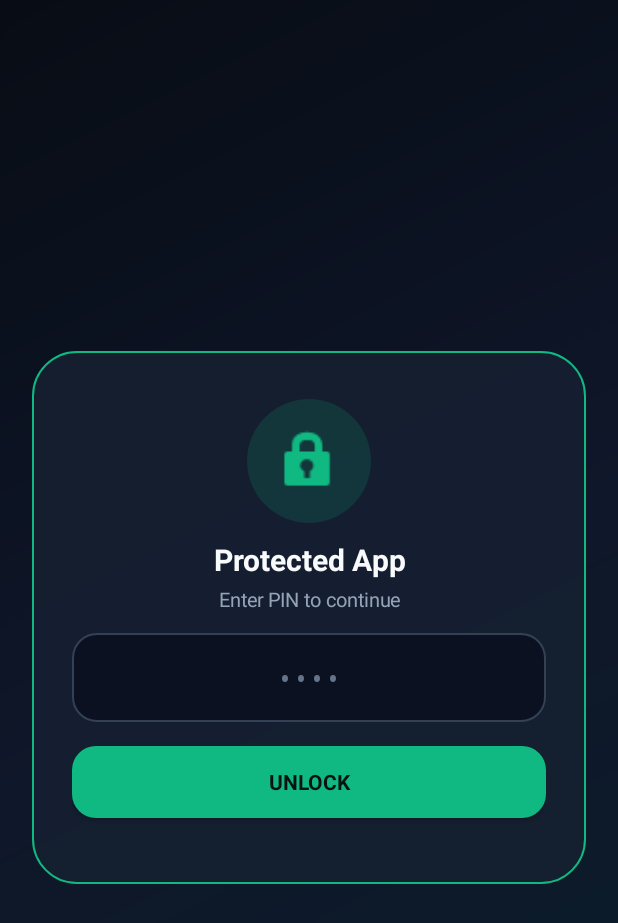
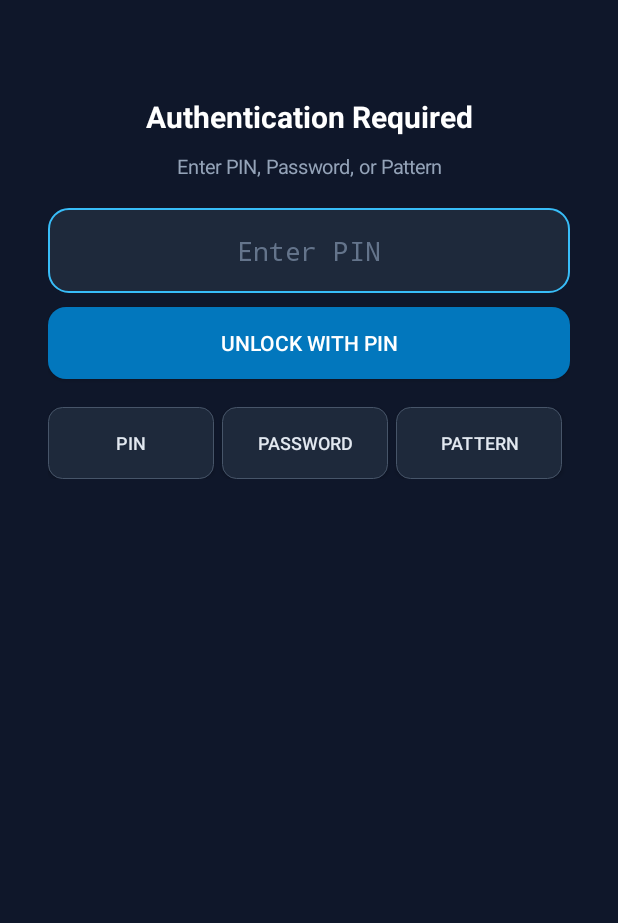
Before and after one commit to himanshusingh372/HSApplock, an Android app: the LockActivity screen opened directly, with no data from a screen before it, on a phone screen of 412 x 824 dp. Shown: the top 923 px of the screen. Run offline under Robolectric (Android 15) with nearby library versions, the phone set to English and light mode, and no system bars; 3 statements that could not run were skipped.

Commit message:
Update LockActivity.kt

```diff
--- a/app/src/main/java/com/local/offlinelocker/LockActivity.kt
+++ b/app/src/main/java/com/local/offlinelocker/LockActivity.kt
@@ -1,20 +1,15 @@
 package com.local.offlinelocker
 
-import android.app.AlertDialog
-import android.content.Intent
 import android.graphics.Color
-import android.graphics.RenderEffect
-import android.graphics.Shader
 import android.graphics.Typeface
 import android.graphics.drawable.GradientDrawable
-import android.os.Build
 import android.os.Bundle
 import android.text.InputType
 import android.view.Gravity
 import android.view.View
 import android.view.WindowManager
+import android.view.inputmethod.InputMethodManager
 import android.widget.*
-import androidx.activity.OnBackPressedCallback
 import androidx.biometric.BiometricManager
 import androidx.biometric.BiometricPrompt
 import androidx.core.content.ContextCompat
@@ -24,342 +19,287 @@ class LockActivity : FragmentActivity() {
 
     private lateinit var storage: LockStorage
     private var targetPackage: String = ""
-    private var crashDialog: AlertDialog? = null
-    private lateinit var activeAuthMode: LockStorage.AuthType
+
+    private lateinit var pinInput: EditText
+    private lateinit var passInput: EditText
+    private lateinit var patternView: PatternLockView
+    private lateinit var statusText: TextView
 
     override fun onCreate(savedInstanceState: Bundle?) {
         super.onCreate(savedInstanceState)
-
-        window.addFlags(WindowManager.LayoutParams.FLAG_LAYOUT_NO_LIMITS or WindowManager.LayoutParams.FLAG_SECURE)
-        if (Build.VERSION.SDK_INT >= Build.VERSION_CODES.S) {
-            window.addFlags(WindowManager.LayoutParams.FLAG_BLUR_BEHIND)
-            window.attributes.blurBehindRadius = 95
-        }
+        window.addFlags(WindowManager.LayoutParams.FLAG_SECURE)
+        window.setSoftInputMode(WindowManager.LayoutParams.SOFT_INPUT_STATE_VISIBLE)
 
         storage = LockStorage(this)
         targetPackage = intent.getStringExtra("TARGET_PACKAGE") ?: ""
-        activeAuthMode = storage.getDefaultAuthType()
 
-        onBackPressedDispatcher.addCallback(this, object : OnBackPressedCallback(true) {
-            override fun handleOnBackPressed() {
-                if (targetPackage == "DISABLE_ANTI_UNINSTALL") {
-                    setResult(RESULT_CANCELED)
-                    finish()
-                } else {
-                    goHome()
-                }
-            }
-        })
-
-        if (storage.getFakeCrashApps().contains(targetPackage)) {
-            showFakeCrashDialog()
-        } else {
-            showRealLockScreen()
-        }
+        val root = LinearLayout(this).apply {
+            orientation = LinearLayout.VERTICAL
+            gravity = Gravity.CENTER_HORIZONTAL
+            setBackgroundColor(Color.parseColor("#0F172A"))
+            setPadding(48, 96, 48, 64)
         }
 
-    private fun getTargetAppLabel(): String {
-        if (targetPackage.contains("packageinstaller")) return "Uninstall Protection"
-        if (targetPackage == "DISABLE_ANTI_UNINSTALL") return "Disable Uninstall Blocker"
-        return try {
-            val info = packageManager.getApplicationInfo(targetPackage, 0)
-            packageManager.getApplicationLabel(info).toString()
-        } catch (e: Exception) {
-            "Protected App"
+        val titleView = TextView(this).apply {
+            text = when (targetPackage) {
+                "SELF_APP_LOCK" -> "Unlock HS AppLock"
+                "DISABLE_ANTI_UNINSTALL" -> "Confirm Password to Disable Uninstall Blocker"
+                else -> "Authentication Required"
             }
+            textSize = 20.0f
+            typeface = Typeface.DEFAULT_BOLD
+            setTextColor(Color.WHITE)
+            gravity = Gravity.CENTER
+            setPadding(0, 0, 0, 16)
         }
 
-    private fun showFakeCrashDialog() {
-        val appLabel = getTargetAppLabel()
+        statusText = TextView(this).apply {
+            text = "Enter PIN, Password, or Pattern"
+            textSize = 13.0f
+            setTextColor(Color.parseColor("#94A3B8"))
+            gravity = Gravity.CENTER
+            setPadding(0, 0, 0, 28)
+        }
 
-        crashDialog = AlertDialog.Builder(this, android.R.style.Theme_DeviceDefault_Dialog_Alert)
-            .setTitle("$appLabel keeps stopping")
-            .setMessage("Close the app and try again.")
-            .setCancelable(false)
-            .setPositiveButton("App info") { _, _ -> goHome() }
-            .setNegativeButton("Close app") { _, _ -> goHome() }
-            .create()
-
-        crashDialog?.show()
-
-        crashDialog?.getButton(AlertDialog.BUTTON_POSITIVE)?.setOnLongClickListener {
-            crashDialog?.dismiss()
-            showRealLockScreen()
+        // Default numeric keypad for PIN
+        pinInput = EditText(this).apply {
+            hint = "Enter PIN"
+            textSize = 18.0f
+            gravity = Gravity.CENTER
+            setTextColor(Color.WHITE)
+            setHintTextColor(Color.parseColor("#64748B"))
+            inputType = InputType.TYPE_CLASS_NUMBER or InputType.TYPE_NUMBER_VARIATION_PASSWORD
+            background = GradientDrawable().apply {
+                setColor(Color.parseColor("#1E293B"))
+                cornerRadius = 20.0f
+                setStroke(2, Color.parseColor("#38BDF8"))
+            }
+            setPadding(28, 24, 28, 24)
+            layoutParams = LinearLayout.LayoutParams(
+                LinearLayout.LayoutParams.MATCH_PARENT,
+                LinearLayout.LayoutParams.WRAP_CONTENT
+            )
+            setOnEditorActionListener { _, _, _ ->
+                verifyPin(text.toString())
                 true
             }
         }
 
-    private fun showRealLockScreen() {
-        val rootFrame = FrameLayout(this).apply {
-            layoutParams = FrameLayout.LayoutParams(
-                FrameLayout.LayoutParams.MATCH_PARENT,
-                FrameLayout.LayoutParams.MATCH_PARENT
-            )
-        }
-
-        val blurBackdrop = View(this).apply {
-            layoutParams = FrameLayout.LayoutParams(
-                FrameLayout.LayoutParams.MATCH_PARENT,
-                FrameLayout.LayoutParams.MATCH_PARENT
-            )
-            background = GradientDrawable(
-                GradientDrawable.Orientation.TL_BR,
-                intArrayOf(
-                    Color.parseColor("#EB060B14"),
-                    Color.parseColor("#F00F172A"),
-                    Color.parseColor("#F5091E2C")
-                )
-            )
-            if (Build.VERSION.SDK_INT >= Build.VERSION_CODES.S) {
-                setRenderEffect(
-                    RenderEffect.createBlurEffect(55f, 55f, Shader.TileMode.CLAMP)
-                )
-            }
-        }
-
-        val card = LinearLayout(this).apply {
-            orientation = LinearLayout.VERTICAL
-            gravity = Gravity.CENTER_HORIZONTAL
-            setPadding(40, 48, 40, 48)
+        val unlockPinBtn = Button(this).apply {
+            text = "Unlock with PIN"
+            setTextColor(Color.WHITE)
             background = GradientDrawable().apply {
-                setColor(Color.parseColor("#D9162032"))
-                cornerRadius = 44f
-                setStroke(2, Color.parseColor("#10B981"))
-            }
-            layoutParams = FrameLayout.LayoutParams(
-                FrameLayout.LayoutParams.MATCH_PARENT,
-                FrameLayout.LayoutParams.WRAP_CONTENT,
-                Gravity.CENTER
-            ).apply {
-                setMargins(32, 40, 32, 40)
-            }
-        }
-
-        val lockIconView = ImageView(this).apply {
-            setImageResource(android.R.drawable.ic_lock_idle_lock)
-            setColorFilter(Color.parseColor("#10B981"))
-            background = GradientDrawable().apply {
-                shape = GradientDrawable.OVAL
-                setColor(Color.parseColor("#2610B981"))
-            }
-            setPadding(26, 26, 26, 26)
-            layoutParams = LinearLayout.LayoutParams(124, 124).apply {
-                bottomMargin = 16
-            }
-        }
-
-        val appTitle = TextView(this).apply {
-            text = getTargetAppLabel()
-            textSize = 20f
-            typeface = Typeface.DEFAULT_BOLD
-            setTextColor(Color.parseColor("#F8FAFC"))
-            gravity = Gravity.CENTER
-        }
-
-        val subtitle = TextView(this).apply {
-            text = if (activeAuthMode == LockStorage.AuthType.PATTERN) "Draw unlock pattern"
-            else "Enter ${activeAuthMode.name} to continue"
-            textSize = 13f
-            setTextColor(Color.parseColor("#94A3B8"))
-            gravity = Gravity.CENTER
-            setPadding(0, 6, 0, 20)
-        }
-
-        card.addView(lockIconView)
-        card.addView(appTitle)
-        card.addView(subtitle)
-
-        val configuredModes = storage.getConfiguredAuthTypes()
-        if (configuredModes.size > 1) {
-            val modeSwitchRow = LinearLayout(this).apply {
-                orientation = LinearLayout.HORIZONTAL
-                gravity = Gravity.CENTER
-                setPadding(0, 0, 0, 20)
-            }
-            for (mode in configuredModes) {
-                val chip = TextView(this).apply {
-                    text = mode.name
-                    textSize = 11f
-                    typeface = Typeface.DEFAULT_BOLD
-                    setPadding(24, 12, 24, 12)
-                    setTextColor(if (mode == activeAuthMode) Color.parseColor("#06130E") else Color.parseColor("#94A3B8"))
-                    background = GradientDrawable().apply {
-                        setColor(if (mode == activeAuthMode) Color.parseColor("#10B981") else Color.parseColor("#0B1120"))
-                        cornerRadius = 20f
-                    }
-                    layoutParams = LinearLayout.LayoutParams(
-                        LinearLayout.LayoutParams.WRAP_CONTENT,
-                        LinearLayout.LayoutParams.WRAP_CONTENT
-                    ).apply { setMargins(8, 0, 8, 0) }
-                    setOnClickListener {
-                        activeAuthMode = mode
-                        showRealLockScreen()
-                    }
-                }
-                modeSwitchRow.addView(chip)
-            }
-            card.addView(modeSwitchRow)
-        }
-
-        if (activeAuthMode == LockStorage.AuthType.PATTERN) {
-            val patternContainer = FrameLayout(this).apply {
-                layoutParams = LinearLayout.LayoutParams(
-                    LinearLayout.LayoutParams.MATCH_PARENT,
-                    LinearLayout.LayoutParams.WRAP_CONTENT
-                ).apply { bottomMargin = 20 }
-            }
-            val patternView = PatternLockView(this).apply {
-                hidePattern = storage.isPatternHidden
-                layoutParams = FrameLayout.LayoutParams(
-                    FrameLayout.LayoutParams.WRAP_CONTENT,
-                    FrameLayout.LayoutParams.WRAP_CONTENT,
-                    Gravity.CENTER
-                )
-                onPatternComplete = { drawnCode ->
-                    if (storage.verifyCredential(LockStorage.AuthType.PATTERN, drawnCode)) {
-                        onUnlocked()
-                    } else {
-                        shakeCard(card)
-                        Toast.makeText(this@LockActivity, "Incorrect Pattern", Toast.LENGTH_SHORT).show()
-                    }
-                }
-            }
-            patternContainer.addView(patternView)
-            card.addView(patternContainer)
-        } else {
-            val input = EditText(this).apply {
-                hint = if (activeAuthMode == LockStorage.AuthType.PIN) "••••" else "Enter Password"
-                setHintTextColor(Color.parseColor("#64748B"))
-                setTextColor(Color.parseColor("#F8FAFC"))
-                textSize = 18f
-                gravity = Gravity.CENTER
-                setPadding(32, 26, 32, 26)
-                background = GradientDrawable().apply {
-                    setColor(Color.parseColor("#0B1120"))
-                    cornerRadius = 24f
-                    setStroke(2, Color.parseColor("#334155"))
-                }
-                inputType = if (activeAuthMode == LockStorage.AuthType.PIN) {
-                    InputType.TYPE_CLASS_NUMBER or InputType.TYPE_NUMBER_VARIATION_PASSWORD
-                } else {
-                    InputType.TYPE_CLASS_TEXT or InputType.TYPE_TEXT_VARIATION_PASSWORD
+                setColor(Color.parseColor("#0277BD"))
+                cornerRadius = 18.0f
             }
             layoutParams = LinearLayout.LayoutParams(
                 LinearLayout.LayoutParams.MATCH_PARENT,
                 LinearLayout.LayoutParams.WRAP_CONTENT
-                ).apply {
-                    bottomMargin = 24
-                }
+            ).apply { topMargin = 14 }
+            setOnClickListener { verifyPin(pinInput.text.toString()) }
         }
 
-            val unlockBtn = Button(this).apply {
-                text = "Unlock"
-                setTextColor(Color.parseColor("#06130E"))
-                typeface = Typeface.DEFAULT_BOLD
+        // Password field
+        passInput = EditText(this).apply {
+            hint = "Enter Password"
+            textSize = 16.0f
+            setTextColor(Color.WHITE)
+            setHintTextColor(Color.parseColor("#64748B"))
+            inputType = InputType.TYPE_CLASS_TEXT or InputType.TYPE_TEXT_VARIATION_PASSWORD
             background = GradientDrawable().apply {
-                    setColor(Color.parseColor("#10B981"))
-                    cornerRadius = 24f
+                setColor(Color.parseColor("#1E293B"))
+                cornerRadius = 20.0f
+                setStroke(2, Color.parseColor("#475569"))
             }
+            setPadding(28, 22, 28, 22)
+            visibility = View.GONE
             layoutParams = LinearLayout.LayoutParams(
                 LinearLayout.LayoutParams.MATCH_PARENT,
                 LinearLayout.LayoutParams.WRAP_CONTENT
+            ).apply { topMargin = 20 }
+        }
+
+        val unlockPassBtn = Button(this).apply {
+            text = "Unlock with Password"
+            setTextColor(Color.WHITE)
+            background = GradientDrawable().apply {
+                setColor(Color.parseColor("#0277BD"))
+                cornerRadius = 18.0f
+            }
+            visibility = View.GONE
+            layoutParams = LinearLayout.LayoutParams(
+                LinearLayout.LayoutParams.MATCH_PARENT,
+                LinearLayout.LayoutParams.WRAP_CONTENT
+            ).apply { topMargin = 14 }
+            setOnClickListener { verifyPassword(passInput.text.toString()) }
+        }
+
+        // Pattern view
+        patternView = PatternLockView(this).apply {
+            compactMode = false
+            visibility = View.GONE
+            layoutParams = LinearLayout.LayoutParams(
+                LinearLayout.LayoutParams.WRAP_CONTENT,
+                LinearLayout.LayoutParams.WRAP_CONTENT
             ).apply {
-                    bottomMargin = 18
+                gravity = Gravity.CENTER_HORIZONTAL
+                topMargin = 24
             }
-                setOnClickListener {
-                    if (storage.verifyCredential(activeAuthMode, input.text.toString())) {
-                        onUnlocked()
+            onPatternComplete = { drawn ->
+                if (storage.verifyCredential(LockStorage.AuthType.PATTERN, drawn)) {
+                    onAuthSuccess()
                 } else {
-                        input.text.clear()
-                        shakeCard(card)
-                        Toast.makeText(this@LockActivity, "Wrong ${activeAuthMode.name}", Toast.LENGTH_SHORT).show()
+                    statusText.text = "Wrong pattern. Try again."
+                    statusText.setTextColor(Color.parseColor("#F87171"))
                 }
             }
         }
 
-            card.addView(input)
-            card.addView(unlockBtn)
+        // Mode switcher buttons
+        val modeRow = LinearLayout(this).apply {
+            orientation = LinearLayout.HORIZONTAL
+            gravity = Gravity.CENTER
+            layoutParams = LinearLayout.LayoutParams(
+                LinearLayout.LayoutParams.MATCH_PARENT,
+                LinearLayout.LayoutParams.WRAP_CONTENT
+            ).apply { topMargin = 28 }
         }
 
+        fun makeModeBtn(label: String, onClick: () -> Unit): Button {
+            return Button(this).apply {
+                text = label
+                textSize = 12.0f
+                setTextColor(Color.parseColor("#E2E8F0"))
+                background = GradientDrawable().apply {
+                    setColor(Color.parseColor("#1E293B"))
+                    cornerRadius = 14.0f
+                    setStroke(1, Color.parseColor("#475569"))
+                }
+                layoutParams = LinearLayout.LayoutParams(0, LinearLayout.LayoutParams.WRAP_CONTENT, 1.0f).apply {
+                    rightMargin = 8
+                }
+                setOnClickListener { onClick() }
+            }
+        }
+
+        modeRow.addView(makeModeBtn("PIN") { showPinMode() })
+        modeRow.addView(makeModeBtn("Password") { showPasswordMode() })
+        modeRow.addView(makeModeBtn("Pattern") { showPatternMode() })
+
         val bioBtn = Button(this).apply {
-            text = "Face Unlock / Fingerprint / System Lock"
-            setTextColor(Color.parseColor("#38BDF8"))
+            text = "Use Fingerprint / Biometrics"
+            setTextColor(Color.parseColor("#FDD835"))
             background = GradientDrawable().apply {
-                setColor(Color.parseColor("#0B1120"))
-                cornerRadius = 24f
-                setStroke(2, Color.parseColor("#38BDF8"))
+                setColor(Color.parseColor("#1E293B"))
+                cornerRadius = 16.0f
+                setStroke(1, Color.parseColor("#FDD835"))
             }
             visibility = if (storage.isFingerprintEnabled) View.VISIBLE else View.GONE
             layoutParams = LinearLayout.LayoutParams(
                 LinearLayout.LayoutParams.MATCH_PARENT,
                 LinearLayout.LayoutParams.WRAP_CONTENT
-            )
-            setOnClickListener { triggerBiometricAndDevicePrompt() }
+            ).apply { topMargin = 16 }
+            setOnClickListener { launchBiometricPrompt() }
         }
 
-        card.addView(bioBtn)
-        rootFrame.addView(blurBackdrop)
-        rootFrame.addView(card)
-        setContentView(rootFrame)
+        root.addView(titleView)
+        root.addView(statusText)
+        root.addView(pinInput)
+        root.addView(unlockPinBtn)
+        root.addView(passInput)
+        root.addView(unlockPassBtn)
+        root.addView(patternView)
+        root.addView(modeRow)
+        root.addView(bioBtn)
+        setContentView(root)
 
-        if (storage.isFingerprintEnabled) {
-            triggerBiometricAndDevicePrompt()
+        showPinMode()
+        if (storage.isFingerprintEnabled && targetPackage != "DISABLE_ANTI_UNINSTALL") {
+            launchBiometricPrompt()
         }
     }
 
-    private fun shakeCard(card: View) {
-        card.animate().translationX(22f).setDuration(45).withEndAction {
-            card.animate().translationX(-22f).setDuration(45).withEndAction {
-                card.animate().translationX(0f).setDuration(45).start()
-            }.start()
-        }.start()
+    private fun showPinMode() {
+        pinInput.visibility = View.VISIBLE
+        passInput.visibility = View.GONE
+        patternView.visibility = View.GONE
+        pinInput.requestFocus()
+        val imm = getSystemService(INPUT_METHOD_SERVICE) as InputMethodManager
+        imm.showSoftInput(pinInput, InputMethodManager.SHOW_IMPLICIT)
     }
 
-    private fun triggerBiometricAndDevicePrompt() {
-        val biometricManager = BiometricManager.from(this)
-        val authenticators = if (Build.VERSION.SDK_INT >= Build.VERSION_CODES.R) {
-            BiometricManager.Authenticators.BIOMETRIC_STRONG or
-                BiometricManager.Authenticators.BIOMETRIC_WEAK or
-                BiometricManager.Authenticators.DEVICE_CREDENTIAL
-        } else {
-            BiometricManager.Authenticators.BIOMETRIC_WEAK or
-                BiometricManager.Authenticators.DEVICE_CREDENTIAL
+    private fun showPasswordMode() {
+        pinInput.visibility = View.GONE
+        passInput.visibility = View.VISIBLE
+        patternView.visibility = View.GONE
+        passInput.requestFocus()
+        val imm = getSystemService(INPUT_METHOD_SERVICE) as InputMethodManager
+        imm.showSoftInput(passInput, InputMethodManager.SHOW_IMPLICIT)
     }
 
-        if (biometricManager.canAuthenticate(authenticators) != BiometricManager.BIOMETRIC_SUCCESS) return
+    private fun showPatternMode() {
+        pinInput.visibility = View.GONE
+        passInput.visibility = View.GONE
+        patternView.visibility = View.VISIBLE
+        val imm = getSystemService(INPUT_METHOD_SERVICE) as InputMethodManager
+        imm.hideSoftInputFromWindow(patternView.windowToken, 0)
+    }
+
+    private fun verifyPin(pin: String) {
+        if (storage.verifyCredential(LockStorage.AuthType.PIN, pin)) {
+            onAuthSuccess()
+        } else {
+            pinInput.text.clear()
+            statusText.text = "Incorrect PIN. Try again."
+            statusText.setTextColor(Color.parseColor("#F87171"))
+        }
+    }
+
+    private fun verifyPassword(password: String) {
+        if (storage.verifyCredential(LockStorage.AuthType.PASSWORD, password)) {
+            onAuthSuccess()
+        } else {
+            passInput.text.clear()
+            statusText.text = "Incorrect Password. Try again."
+            statusText.setTextColor(Color.parseColor("#F87171"))
+        }
+    }
+
+    private fun launchBiometricPrompt() {
+        val canAuth = BiometricManager.from(this)
+            .canAuthenticate(BiometricManager.Authenticators.BIOMETRIC_STRONG or BiometricManager.Authenticators.DEVICE_CREDENTIAL)
+        if (canAuth != BiometricManager.BIOMETRIC_SUCCESS) return
 
         val executor = ContextCompat.getMainExecutor(this)
         val prompt = BiometricPrompt(this, executor, object : BiometricPrompt.AuthenticationCallback() {
             override fun onAuthenticationSucceeded(result: BiometricPrompt.AuthenticationResult) {
-                super.onAuthenticationSucceeded(result)
-                onUnlocked()
+                onAuthSuccess()
             }
         })
 
-        val promptInfo = BiometricPrompt.PromptInfo.Builder()
-            .setTitle("Unlock ${getTargetAppLabel()}")
-            .setSubtitle("Use Face Unlock, Fingerprint, or Device PIN/Pattern")
-            .setAllowedAuthenticators(authenticators)
+        val info = BiometricPrompt.PromptInfo.Builder()
+            .setTitle("HS AppLock")
+            .setSubtitle("Authenticate to continue")
+            .setAllowedAuthenticators(BiometricManager.Authenticators.BIOMETRIC_STRONG or BiometricManager.Authenticators.DEVICE_CREDENTIAL)
             .build()
 
-        prompt.authenticate(promptInfo)
+        prompt.authenticate(info)
     }
 
-    private fun onUnlocked() {
-        if (targetPackage == "DISABLE_ANTI_UNINSTALL") {
+    private fun onAuthSuccess() {
+        val imm = getSystemService(INPUT_METHOD_SERVICE) as InputMethodManager
+        currentFocus?.windowToken?.let { imm.hideSoftInputFromWindow(it, 0) }
+
+        if (targetPackage == "SELF_APP_LOCK" || targetPackage == "DISABLE_ANTI_UNINSTALL") {
             setResult(RESULT_OK)
-        } else {
-            AppMonitorService.markAppUnlocked(targetPackage)
-        }
             finish()
+            return
         }
 
-    private fun goHome() {
-        val homeIntent = Intent(Intent.ACTION_MAIN).apply {
-            addCategory(Intent.CATEGORY_HOME)
-            flags = Intent.FLAG_ACTIVITY_NEW_TASK
+        if (targetPackage.isNotEmpty()) {
+            storage.markAppUnlocked(targetPackage)
         }
-        startActivity(homeIntent)
+        setResult(RESULT_OK)
         finish()
     }
 }
```
Lines whose indentation alone changed are shown as unchanged.
